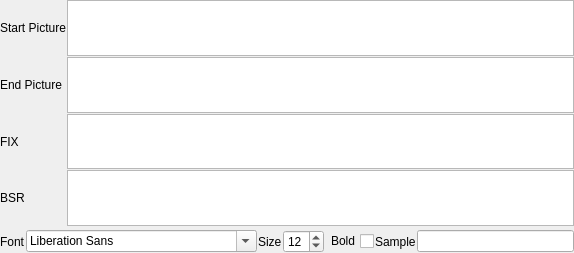
The window that qsstv/qsstv/config/waterfallconfig.ui (rafael2k/fonias_digital) describes before a commit, drawn with Qt 5.
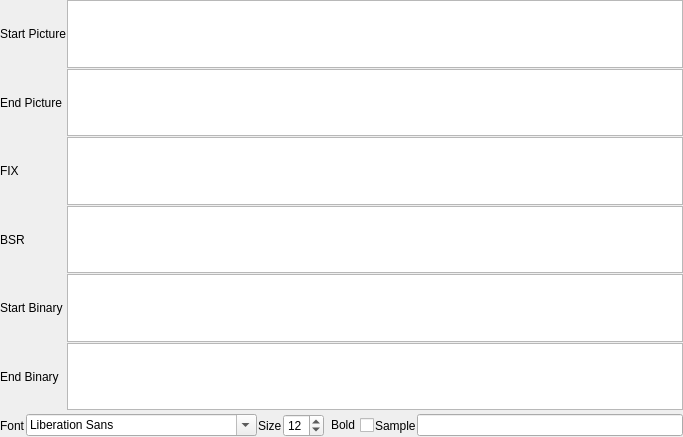
The same window after the commit.

```diff
--- a/qsstv/qsstv/config/waterfallconfig.ui
+++ b/qsstv/qsstv/config/waterfallconfig.ui
@@ -6,8 +6,8 @@
    <rect>
     <x>0</x>
     <y>0</y>
-    <width>574</width>
-    <height>253</height>
+    <width>683</width>
+    <height>437</height>
    </rect>
   </property>
   <property name="windowTitle">
@@ -30,7 +30,30 @@
     <number>0</number>
    </property>
    <item>
-    <layout class="QGridLayout" name="gridLayout" rowstretch="0,0,0,0" columnstretch="0,1" columnminimumwidth="0,0">
+    <layout class="QGridLayout" name="gridLayout" rowstretch="0,0,0,0,0,0" columnstretch="0,1" columnminimumwidth="0,0">
+     <item row="2" column="0">
+      <widget class="QLabel" name="fixLabel">
+       <property name="minimumSize">
+        <size>
+         <width>0</width>
+         <height>0</height>
+        </size>
+       </property>
+       <property name="text">
+        <string>FIX</string>
+       </property>
+       <property name="wordWrap">
+        <bool>false</bool>
+       </property>
+      </widget>
+     </item>
+     <item row="4" column="0">
+      <widget class="QLabel" name="binLabel_1">
+       <property name="text">
+        <string>Start Binary</string>
+       </property>
+      </widget>
+     </item>
      <item row="3" column="0">
       <widget class="QLabel" name="bsrLabel">
        <property name="minimumSize">
@@ -47,6 +70,42 @@
        </property>
       </widget>
      </item>
+     <item row="2" column="1">
+      <widget class="QPlainTextEdit" name="fixTextEdit">
+       <property name="sizePolicy">
+        <sizepolicy hsizetype="Preferred" vsizetype="Ignored">
+         <horstretch>0</horstretch>
+         <verstretch>0</verstretch>
+        </sizepolicy>
+       </property>
+      </widget>
+     </item>
+     <item row="1" column="1">
+      <widget class="QPlainTextEdit" name="endPicTextEdit">
+       <property name="sizePolicy">
+        <sizepolicy hsizetype="Preferred" vsizetype="Ignored">
+         <horstretch>0</horstretch>
+         <verstretch>0</verstretch>
+        </sizepolicy>
+       </property>
+      </widget>
+     </item>
+     <item row="1" column="0">
+      <widget class="QLabel" name="pictureLabel_2">
+       <property name="minimumSize">
+        <size>
+         <width>0</width>
+         <height>0</height>
+        </size>
+       </property>
+       <property name="text">
+        <string>End Picture</string>
+       </property>
+       <property name="wordWrap">
+        <bool>false</bool>
+       </property>
+      </widget>
+     </item>
      <item row="0" column="1">
       <widget class="QPlainTextEdit" name="startPicTextEdit">
        <property name="sizePolicy">
@@ -69,58 +128,6 @@
        </property>
       </widget>
      </item>
-     <item row="1" column="0">
-      <widget class="QLabel" name="pictureLabel_2">
-       <property name="minimumSize">
-        <size>
-         <width>0</width>
-         <height>0</height>
-        </size>
-       </property>
-       <property name="text">
-        <string>End Picture</string>
-       </property>
-       <property name="wordWrap">
-        <bool>false</bool>
-       </property>
-      </widget>
-     </item>
-     <item row="2" column="0">
-      <widget class="QLabel" name="fixLabel">
-       <property name="minimumSize">
-        <size>
-         <width>0</width>
-         <height>0</height>
-        </size>
-       </property>
-       <property name="text">
-        <string>FIX</string>
-       </property>
-       <property name="wordWrap">
-        <bool>false</bool>
-       </property>
-      </widget>
-     </item>
-     <item row="2" column="1">
-      <widget class="QPlainTextEdit" name="fixTextEdit">
-       <property name="sizePolicy">
-        <sizepolicy hsizetype="Preferred" vsizetype="Ignored">
-         <horstretch>0</horstretch>
-         <verstretch>0</verstretch>
-        </sizepolicy>
-       </property>
-      </widget>
-     </item>
-     <item row="3" column="1">
-      <widget class="QPlainTextEdit" name="bsrTextEdit">
-       <property name="sizePolicy">
-        <sizepolicy hsizetype="Preferred" vsizetype="Ignored">
-         <horstretch>0</horstretch>
-         <verstretch>0</verstretch>
-        </sizepolicy>
-       </property>
-      </widget>
-     </item>
      <item row="0" column="0">
       <widget class="QLabel" name="pictureLabel">
        <property name="minimumSize">
@@ -137,8 +144,8 @@
        </property>
       </widget>
      </item>
-     <item row="1" column="1">
-      <widget class="QPlainTextEdit" name="endPicTextEdit">
+     <item row="3" column="1">
+      <widget class="QPlainTextEdit" name="bsrTextEdit">
        <property name="sizePolicy">
         <sizepolicy hsizetype="Preferred" vsizetype="Ignored">
          <horstretch>0</horstretch>
@@ -147,6 +154,45 @@
        </property>
       </widget>
      </item>
+     <item row="4" column="1">
+      <widget class="QPlainTextEdit" name="startBinTextEdit">
+       <property name="sizePolicy">
+        <sizepolicy hsizetype="Preferred" vsizetype="Ignored">
+         <horstretch>0</horstretch>
+         <verstretch>0</verstretch>
+        </sizepolicy>
+       </property>
+       <property name="minimumSize">
+        <size>
+         <width>0</width>
+         <height>0</height>
+        </size>
+       </property>
+      </widget>
+     </item>
+     <item row="5" column="0">
+      <widget class="QLabel" name="binLabel_2">
+       <property name="text">
+        <string>End Binary</string>
+       </property>
+      </widget>
+     </item>
+     <item row="5" column="1">
+      <widget class="QPlainTextEdit" name="endBinTextEdit">
+       <property name="sizePolicy">
+        <sizepolicy hsizetype="Preferred" vsizetype="Ignored">
+         <horstretch>0</horstretch>
+         <verstretch>0</verstretch>
+        </sizepolicy>
+       </property>
+       <property name="minimumSize">
+        <size>
+         <width>0</width>
+         <height>0</height>
+        </size>
+       </property>
+      </widget>
+     </item>
     </layout>
    </item>
    <item>
```
Left out of the diff: 2 changed lines with no effect on the pictures.
